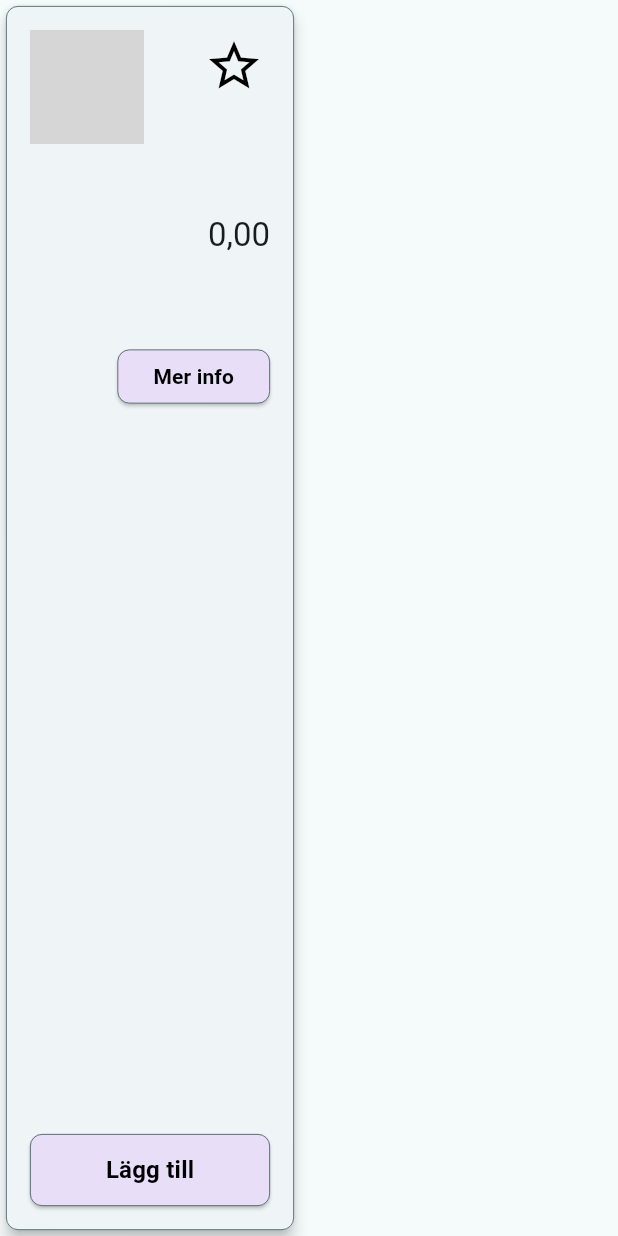
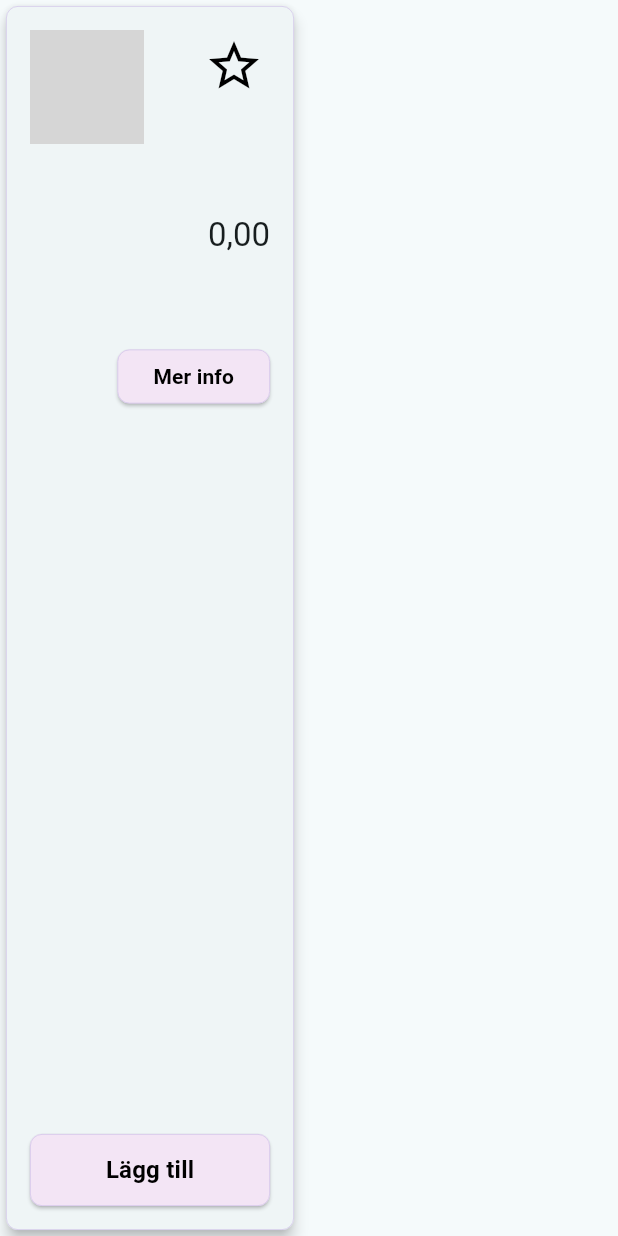
Before and after one commit to Anajrim01/iMat, a Flutter app: the ProductCard widget shown alone on an empty page, opened directly with empty values, on a phone screen of 412 x 824 dp. Run offline on Flutter 3.47's test engine with Material 3 defaults, Android fonts, the phone set to English and light mode, and no system bars; network calls fail; grey boxes are pictures that could not be loaded.

Commit message:
update app theming

```diff
--- a/lib/app_theme.dart
+++ b/lib/app_theme.dart
@@ -13,7 +13,7 @@ class AppTheme {
   static const double borderRadiusHuge = 32.0;
 
   static ColorScheme colorScheme = ColorScheme.fromSeed(seedColor: Colors.white,
-    primary: Color(0xFF56D05C), secondary: Color(0xFFE8DEF8),
+    primary: Color(0xFF56D05C), secondary: Color(0xFFF3E5F5),
   );
 
   static const TextTheme textTheme = TextTheme(
--- a/lib/widgets/product_card.dart
+++ b/lib/widgets/product_card.dart
@@ -18,9 +18,9 @@ class ProductCard extends StatelessWidget {
         shape: RoundedRectangleBorder(
           borderRadius: BorderRadius.circular(AppTheme.borderRadius),
           side: BorderSide(
-            color: AppTheme.colorScheme.onSecondaryContainer,
-            width: .5,
-          ),
+            color: Colors.deepPurple.shade100,
+            width: 0.5,
+          ), // Light purple border
         ),
         child: Padding(
           padding: const EdgeInsets.all(AppTheme.paddingMedium),
@@ -144,9 +144,9 @@ class _DescriptionMerInfo extends StatelessWidget {
                         AppTheme.borderRadius,
                       ),
                       side: BorderSide(
-                        color: AppTheme.colorScheme.onSecondaryContainer,
-                        width: .5,
-                      ),
+                        color: Colors.deepPurple.shade100,
+                        width: 0.5,
+                      ), // Light purple border
                     ),
                     title: Row(
                       mainAxisAlignment: MainAxisAlignment.spaceBetween,
@@ -237,9 +237,9 @@ class _DescriptionMerInfo extends StatelessWidget {
             shape: RoundedRectangleBorder(
               borderRadius: BorderRadius.circular(AppTheme.borderRadius),
               side: BorderSide(
-                color: AppTheme.colorScheme.onSecondaryContainer,
-                width: .5,
-              ),
+                color: Colors.deepPurple.shade100,
+                width: 0.5,
+              ), // Light purple border
             ),
           ),
           child: const Text('Mer info'),
@@ -272,9 +272,9 @@ class _AddToCartButton extends StatelessWidget {
             shape: RoundedRectangleBorder(
               borderRadius: BorderRadius.circular(AppTheme.borderRadius),
               side: BorderSide(
-                color: AppTheme.colorScheme.onSecondaryContainer,
-                width: .5,
-              ),
+                color: Colors.deepPurple.shade100,
+                width: 0.5,
+              ), // Light purple border
             ),
           ),
           child: const Text('Lägg till'),
```
Also changed, not shown: lib/pages/main_view.dart (+6 -4 lines).
